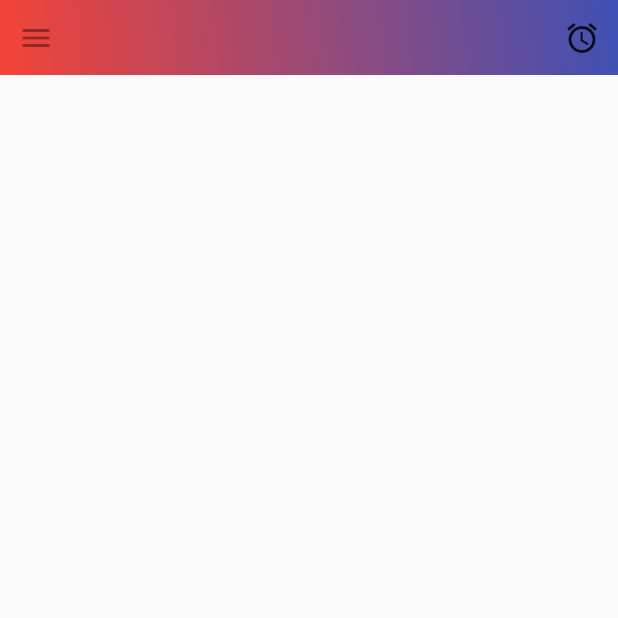
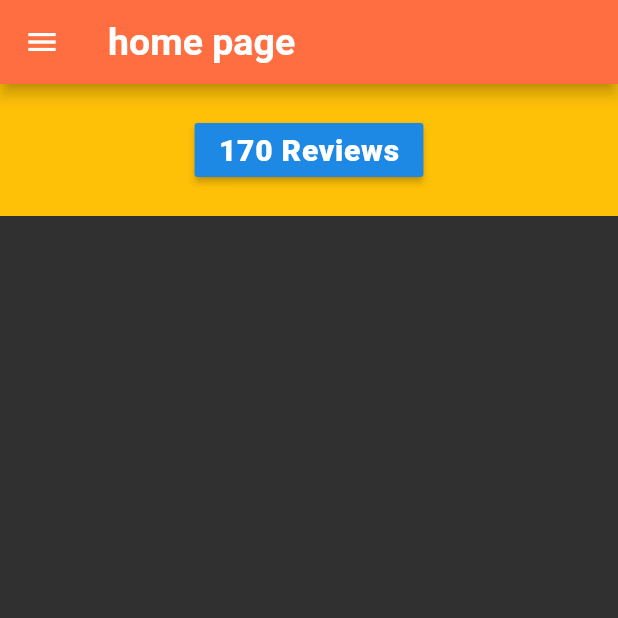
Before and after one commit to easy-pro/FlutterBasicDev, a Flutter app: the screen it shows after launch, on a phone screen of 412 x 824 dp, the top half of it. Run offline on Flutter 3.47's test engine with Material 2 defaults, Android fonts, the phone set to English and light mode, and no system bars.

```diff
--- a/my_app/lib/main.dart
+++ b/my_app/lib/main.dart
@@ -1,4 +1,5 @@
 import 'package:flutter/material.dart';
+import 'package:my_app/romot.dart';
 
 main(List<String> args) {
   runApp(myapp());
@@ -9,31 +10,74 @@ class myapp extends StatelessWidget {
   Widget build(BuildContext context) {
     return MaterialApp(
       debugShowCheckedModeBanner: false,
-      home: Scaffold(
-        appBar: PreferredSize(
+      title: 'myapp',
+      theme: ThemeData(
+        brightness: Brightness.dark,
+        accentColor: Colors.blueAccent,
+        primaryColor: Colors.deepOrangeAccent,
+        textSelectionColor: Colors.amberAccent,
+      ),
+      home: home_page(),
+    );
+  }
+}
+
+class home_page extends StatelessWidget {
+  @override
+  Widget build(BuildContext context) {
+    return Scaffold(
+      appBar: AppBar(
+        title: Text(
+          'home page',
+          style: TextStyle(
+              fontSize: 25,
+              fontStyle: FontStyle.normal,
+              fontWeight: FontWeight.bold),
+        ),
+      ),
+      drawer: Drawer(
         child: Container(
-              alignment: Alignment.center,
-              decoration: BoxDecoration(
-                gradient: LinearGradient(
-                    begin: Alignment.bottomLeft,
-                    end: Alignment.topRight,
-                    colors: [Colors.red, Colors.indigo]),
-              ),
-              child: Row(
-                mainAxisAlignment: MainAxisAlignment.spaceBetween,
-                children: [
-                  IconButton(icon: Icon(Icons.menu), onPressed: () {Drawer(child: ListView(
+          child: ListView(
             children: [
               ListTile(
-                        leading: IconButton(icon: Icon(Icons.home), onPressed: () {  },),
+                leading: Icon(
+                  Icons.access_alarm,
+                  size: 30,
+                ),
+                title: Text(
+                  'Alarm',
+                  style: TextStyle(fontSize: 25),
+                ),
+                onTap: () {},
               )
-                    ],
-                  ),)}),
-                  IconButton(icon: Icon(Icons.alarm), onPressed: () {})
             ],
           ),
         ),
-            preferredSize: Size.fromHeight(50)),
+      ),
+      body: Container(
+        padding: EdgeInsets.all(20),
+        color: Colors.amber,
+        child: Row(
+          mainAxisAlignment: MainAxisAlignment.spaceEvenly,
+          children: [
+            RaisedButton(
+              onPressed: () {
+                Navigator.push(
+                    context, MaterialPageRoute(builder: (context) => romot()));
+              },
+              child: Text(
+                '170 Reviews',
+                style: TextStyle(
+                  color: Colors.white,
+                  fontWeight: FontWeight.w800,
+                  fontFamily: 'Roboto',
+                  letterSpacing: 0.5,
+                  fontSize: 20,
+                ),
+              ),
+            )
+          ],
+        ),
       ),
     );
   }
--- /dev/null
+++ b/my_app/lib/romot.dart
@@ -0,0 +1,21 @@
+import 'package:flutter/material.dart';
+
+class romot extends StatelessWidget {
+  @override
+  Widget build(BuildContext context) {
+    return MaterialApp(
+      home: Scaffold(
+        body: Center(
+          child: Container(
+            child: ElevatedButton(
+              child: Text('Back'),
+              onPressed: () {
+                Navigator.pop(context);
+              },
+            ),
+          ),
+        ),
+      ),
+    );
+  }
+}
```
Lines whose indentation alone changed are shown as unchanged.
